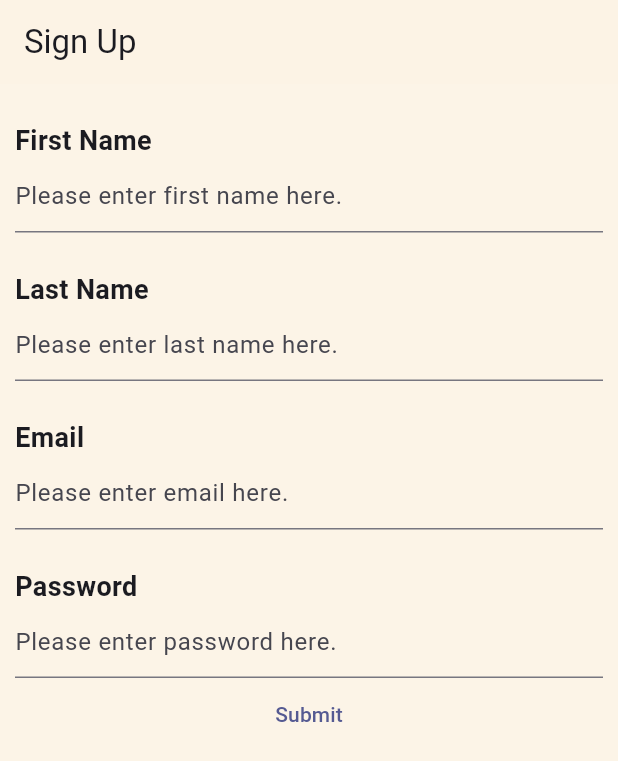
After one commit to afalk23/csis321-Hadlock-Central, a Flutter app: the screen it shows after launch, after a tap on "Create Account", after a tap on "Submit", on a phone screen of 412 x 824 dp. The commit adds this screen. Shown: the top 761 px of the screen. Run offline on Flutter 3.47's test engine with Material 3 defaults, Android fonts, the phone set to English and light mode, and no system bars; network calls fail.

Commit message:
Added register feature and organized the files

```diff
--- a/hadlock_central_flutter/lib/main.dart
+++ b/hadlock_central_flutter/lib/main.dart
@@ -7,6 +7,8 @@ import 'package:hadlock_central_flutter/pages/schedule_page.dart';
 import 'package:hadlock_central_flutter/pages/equipment_page.dart';
 import 'package:hadlock_central_flutter/pages/home_page.dart';
 import 'package:hadlock_central_flutter/pages/sign_in_page.dart';
+
+//Run with this command in terminal: flutter run -d chrome --web-port=58173
 
 void main() => runApp(const HadlockCentralApp());
 
--- /dev/null
+++ b/hadlock_central_flutter/lib/pages/register_page.dart
@@ -0,0 +1,83 @@
+import 'package:flutter/material.dart';
+import 'package:hadlock_central_flutter/functions/post_data_function.dart';
+import 'package:hadlock_central_flutter/pages/sign_in_page.dart';
+import 'package:hadlock_central_flutter/widgets/form_text_field.dart';
+
+class RegisterPage extends StatefulWidget {
+  const RegisterPage({Key? key}) : super(key: key);
+
+  @override
+  State<RegisterPage> createState() => _RegisterPageState();
+}
+
+class _RegisterPageState extends State<RegisterPage> {
+  TextEditingController fnController = TextEditingController();
+  TextEditingController lnController = TextEditingController();
+  TextEditingController emailController = TextEditingController();
+  TextEditingController passwordController = TextEditingController();
+  @override
+  Widget build(BuildContext context) {
+    return Scaffold(
+      appBar: AppBar(title: const Text('Sign Up')),
+      body: ListView(
+        children: [
+          FormTextField(label: "First Name", textController: fnController),
+          FormTextField(label: "Last Name", textController: lnController),
+          FormTextField(label: "Email", textController: emailController),
+          FormTextField(label: "Password", textController: passwordController),
+          TextButton(
+            onPressed: () {
+              postData('/register', {
+                'email': emailController.text,
+                'firstName': fnController.text,
+                'lastName': lnController.text,
+                'password': passwordController.text,
+              }).then(
+                (value) => {
+                  if (value['success'] == true)
+                    {
+                      showDialog(
+                        context: context,
+                        builder: (BuildContext context) {
+                          return AlertDialog(
+                            title: Text(value['message']),
+                            actions: [
+                              TextButton(
+                                onPressed: () {
+                                  Navigator.of(context).pop();
+                                },
+                                child: const Text('Ok'),
+                              ),
+                            ],
+                          );
+                        },
+                      ).then(
+                        (value) => {
+                          Navigator.of(context).pop(),
+                          Navigator.of(context).push(
+                            MaterialPageRoute(
+                              builder: (context) => const SignInPage(),
+                            ),
+                          ),
+                        },
+                      ),
+                    }
+                  else if (value['success'] == false)
+                    {
+                      showDialog(
+                        context: context,
+                        builder: (BuildContext context) {
+                          return AlertDialog(content: Text(value['message']));
+                        },
+                      ),
+                    },
+                },
+              );
+            },
+            child: const Text('Submit'),
+          ),
+        ],
+      ),
+    );
+  }
+}
--- a/hadlock_central_flutter/lib/pages/sign_in_page.dart
+++ b/hadlock_central_flutter/lib/pages/sign_in_page.dart
@@ -1,5 +1,6 @@
 import 'package:flutter/material.dart';
-import 'package:hadlock_central_flutter/pages/form_text_field.dart';
+import 'package:hadlock_central_flutter/pages/register_page.dart';
+import 'package:hadlock_central_flutter/widgets/form_text_field.dart';
 import 'package:hadlock_central_flutter/main.dart';
 import 'package:hadlock_central_flutter/functions/post_data_function.dart';
 
@@ -76,7 +77,7 @@ class SignInPageState extends State<SignInPage> {
               Navigator.of(context).pop();
               Navigator.of(
                 context,
-              ).push(MaterialPageRoute(builder: (context) => const AppShell()));
+              ).push(MaterialPageRoute(builder: (context) => const RegisterPage()));
             },
             child: const Text('Create Account'),
           ),
```
Also changed, not shown: hadlock_central_flutter/lib/widgets/form_text_field.dart (renamed from hadlock_central_flutter/lib/pages/form_text_field.dart).
